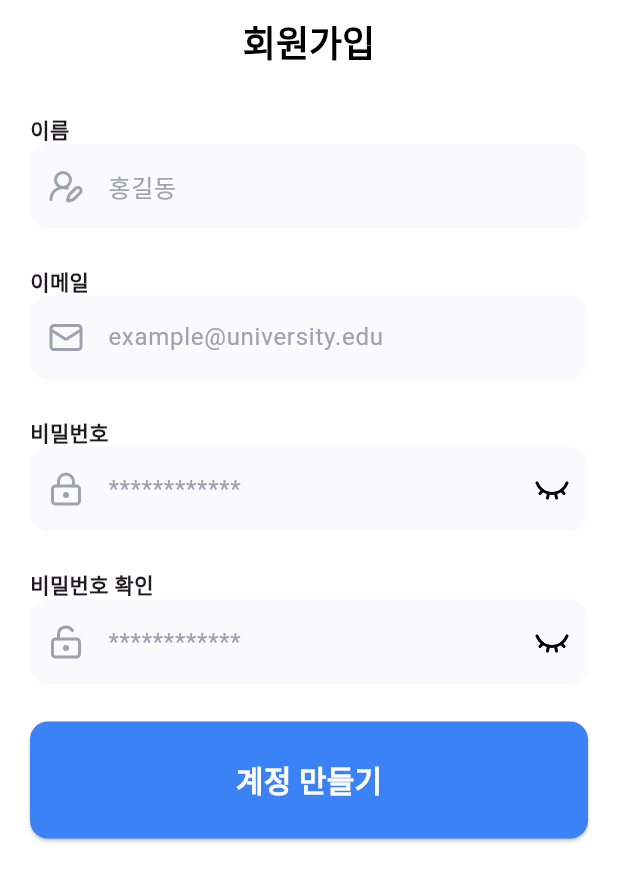
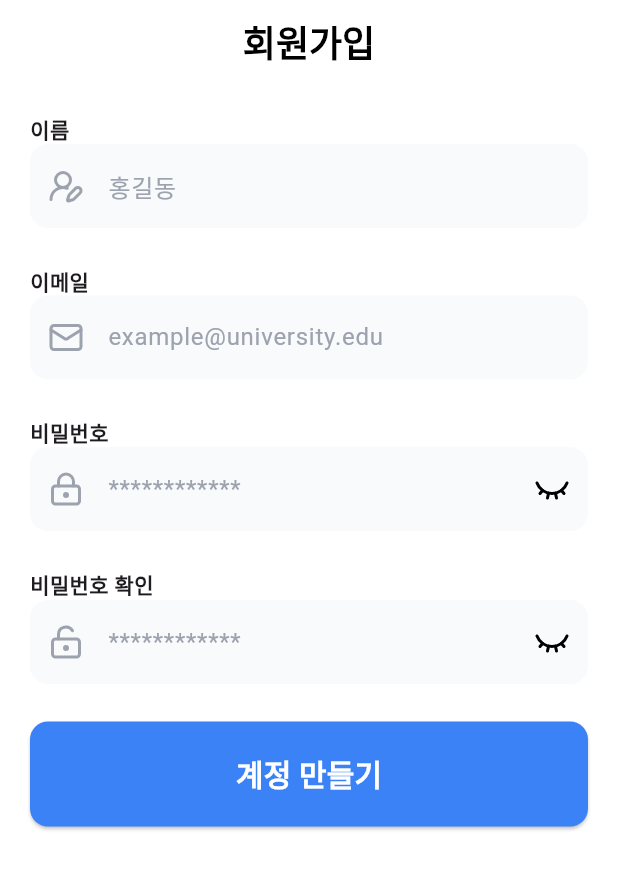
Before and after one commit to gitchan02/unitask, a Flutter app: the SignupPage screen opened by its route, on a phone screen of 412 x 824 dp. Shown: the top 881 px of the screen. Run offline on Flutter 3.47's test engine with Material 3 defaults, Android fonts, the phone set to English and light mode, and no system bars; our stand-ins replace flutter_riverpod, go_router, lucide_icons_flutter.

Commit message:
12주차

```diff
--- a/lib/app/theme/app_theme.dart
+++ b/lib/app/theme/app_theme.dart
@@ -5,7 +5,7 @@ class AppTheme {
     brightness: .light,
     visualDensity: .adaptivePlatformDensity,
     scaffoldBackgroundColor: Colors.white,
-    appBarTheme: AppBarTheme(
+    appBarTheme: const AppBarTheme(
       backgroundColor: Colors.white,
       foregroundColor: Colors.black,
       titleTextStyle: TextStyle(
@@ -14,9 +14,9 @@ class AppTheme {
         fontSize: 24,
       ),
     ),
-    floatingActionButtonTheme: FloatingActionButtonThemeData(
+    floatingActionButtonTheme: const FloatingActionButtonThemeData(
       foregroundColor: Colors.white,
-      backgroundColor: const Color(0xFF3B82F6),
+      backgroundColor: Color(0xFF3B82F6),
     ),
     textButtonTheme: TextButtonThemeData(
       style: TextButton.styleFrom(foregroundColor: const Color(0xFF3B82F6)),
@@ -25,14 +25,14 @@ class AppTheme {
       style: ElevatedButton.styleFrom(
         foregroundColor: Colors.white,
         backgroundColor: const Color(0xFF3B82F6),
-        padding: const .symmetric(vertical: 24, horizontal: 16),
+        padding: const .symmetric(vertical: 20),
         shape: RoundedRectangleBorder(borderRadius: .circular(12)),
       ),
     ),
     inputDecorationTheme: InputDecorationTheme(
       filled: true,
-      fillColor: Color(0xFFF9FAFB),
-      prefixIconColor: Color(0xFF9CA3AF),
+      fillColor: const Color(0xFFF9FAFB),
+      prefixIconColor: const Color(0xFF9CA3AF),
       hintStyle: const TextStyle(color: Color(0xFF9CA3AF)),
       border: OutlineInputBorder(
         borderRadius: .circular(12),
@@ -42,10 +42,10 @@ class AppTheme {
   );
 
   static ThemeData get dark => ThemeData.dark(useMaterial3: true).copyWith(
-    brightness: .dark,
-    visualDensity: .adaptivePlatformDensity,
-    scaffoldBackgroundColor: Color(0xFF111827),
-    appBarTheme: AppBarTheme(
+    brightness: Brightness.dark,
+    visualDensity: VisualDensity.adaptivePlatformDensity,
+    scaffoldBackgroundColor: const Color(0xFF111827),
+    appBarTheme: const AppBarTheme(
       backgroundColor: Color(0xFF111827),
       foregroundColor: Colors.white,
       titleTextStyle: TextStyle(
@@ -54,26 +54,26 @@ class AppTheme {
         fontSize: 24,
       ),
     ),
-    floatingActionButtonTheme: FloatingActionButtonThemeData(
+    floatingActionButtonTheme: const FloatingActionButtonThemeData(
       foregroundColor: Colors.white,
-      backgroundColor: const Color(0xFF3B82F6),
+      backgroundColor: Color(0xFF3B82F6),
     ),
     textButtonTheme: TextButtonThemeData(
-      style: TextButton.styleFrom(foregroundColor: const Color(0xFF3B82F6)),
+      style: TextButton.styleFrom(foregroundColor: const Color(0xFF60A5FA)),
     ),
     elevatedButtonTheme: ElevatedButtonThemeData(
       style: ElevatedButton.styleFrom(
         foregroundColor: Colors.white,
         backgroundColor: const Color(0xFF3B82F6),
-        padding: const .symmetric(vertical: 24, horizontal: 16),
-        shape: RoundedRectangleBorder(borderRadius: .circular(12)),
+        padding: const .symmetric(vertical: 20),
+        shape: RoundedRectangleBorder(borderRadius: BorderRadius.circular(12)),
       ),
     ),
     inputDecorationTheme: InputDecorationTheme(
       filled: true,
-      fillColor: Color(0xFF1F2937),
+      fillColor: const Color(0xFF1F2937),
       border: OutlineInputBorder(
-        borderRadius: .circular(12),
+        borderRadius: BorderRadius.circular(12),
         borderSide: BorderSide.none,
       ),
     ),
--- a/lib/ui/pages/home/home_page.dart
+++ b/lib/ui/pages/home/home_page.dart
@@ -24,7 +24,7 @@ class HomePage extends StatelessWidget {
           actions: [IconButton(onPressed: () {}, icon: Icon(LucideIcons.bell))],
         ),
         body: SafeArea(
-          child: Placeholder(),
+          child: Chip(label: Text('asdf')),
         ),
       ),
     );
```
Also changed, not shown: lib/app/theme/preview.dart (added, +19 -0 lines), lib/ui/common/highlight_button.dart (added, +83 -0 lines), lib/ui/common/selectable_chip.dart (added, +48 -0 lines), lib/ui/common/task_card.dart (added, +65 -0 lines).
